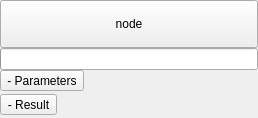
This is resources/design/ui/Node.ui in jeaunrg/PyQTapp_template as Qt 5 draws it before an edit. The edited form follows.
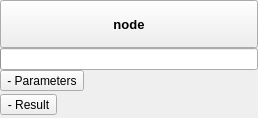
This is the edited form.

The edit to the form file:
```diff
--- a/resources/design/ui/Node.ui
+++ b/resources/design/ui/Node.ui
@@ -38,6 +38,11 @@
       <enum>QLayout::SetDefaultConstraint</enum>
      </property>
      <item>
+      <layout class="QHBoxLayout" name="horizontalLayout">
+       <property name="spacing">
+        <number>0</number>
+       </property>
+       <item>
       <widget class="QPushButton" name="button">
        <property name="sizePolicy">
         <sizepolicy hsizetype="Preferred" vsizetype="Preferred">
@@ -45,10 +50,25 @@
          <verstretch>0</verstretch>
         </sizepolicy>
        </property>
+         <property name="minimumSize">
+          <size>
+           <width>0</width>
+           <height>0</height>
+          </size>
+         </property>
+         <property name="font">
+          <font>
+           <pointsize>10</pointsize>
+           <weight>75</weight>
+           <bold>true</bold>
+          </font>
+         </property>
        <property name="text">
         <string>node</string>
        </property>
       </widget>
+       </item>
+      </layout>
      </item>
      <item>
       <widget class="QProgressBar" name="loading">
```
Lines whose indentation alone changed are shown as unchanged.
